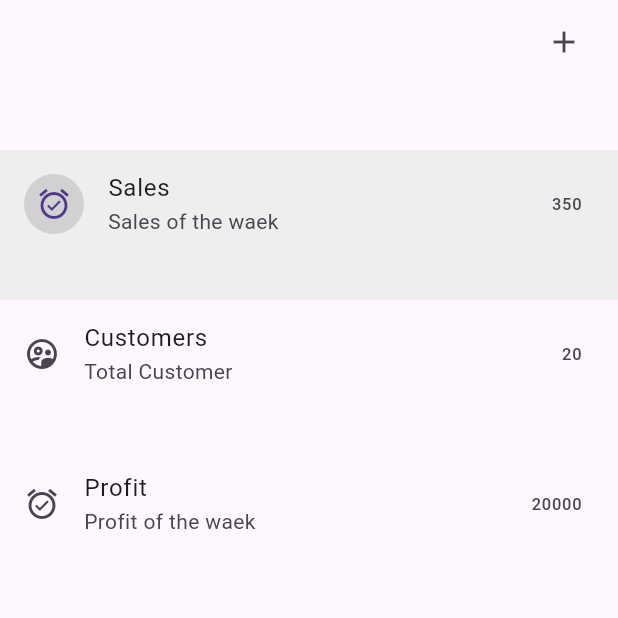
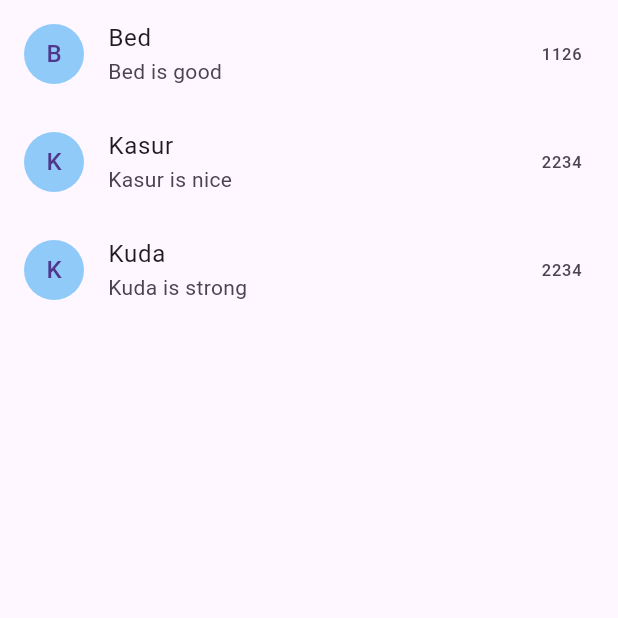
Before and after one commit to yudamuliawan07/fluter, a Flutter app: the screen it shows after launch, on a phone screen of 412 x 824 dp, the top half of it. Run offline on Flutter 3.47's test engine with Material 3 defaults, Android fonts, the phone set to English and light mode, and no system bars; our stand-ins replace font_awesome_flutter.

Commit message:
List Data with ListView.builder

```diff
--- a/firstproject/lib/main.dart
+++ b/firstproject/lib/main.dart
@@ -1,25 +1,20 @@
 import 'screens/home.dart';
-
-import 'screens/Dashboard.dart';
 import 'package:flutter/material.dart';
 
 void main() {
-  runApp(
-    const Myapp()
-  );
+  runApp(MyApp());
 }
 
-class Myapp extends StatelessWidget {
-  const Myapp({super.key});
+class MyApp extends StatelessWidget {
+  const MyApp({Key? key}) : super(key: key);
 
   @override
   Widget build(BuildContext context) {
-    return const MaterialApp(
-
+    return MaterialApp(
       title: "My Flutter App",
       themeMode: ThemeMode.system,
       debugShowCheckedModeBanner: false,
-      home: Home()
+      home: Home(),
     );
   }
 }
--- a/firstproject/lib/screens/home.dart
+++ b/firstproject/lib/screens/home.dart
@@ -1,45 +1,29 @@
 import 'package:flutter/material.dart';
 
 class Home extends StatelessWidget {
-  const Home({super.key});
+  Home({Key? key}) : super(key: key);
+
+  List<String> product = ["Bed", "Kasur", "Kuda"];
+  List<String> productDetails = ["Bed is good", "Kasur is nice", "Kuda is strong"];
+  List<int> price = [1126, 2234, 2234];
 
   @override
   Widget build(BuildContext context) {
     return Scaffold(
       body: Container(
-        child: ListView(
-          itemExtent: 100.0,
-          reverse: false,
-          scrollDirection: Axis.vertical,
-          shrinkWrap: true,
-          children: [
-            ListTile(
-              trailing: Icon(Icons.add),
-            ),
-            ListTile(
-              leading: CircleAvatar(child: Icon(Icons.alarm_on_sharp),backgroundColor: Colors.black12,),
-              title: Text("Sales"),
-              subtitle: Text("Sales of the waek"),
-              trailing: Text("350"),
-              onTap: (){},
-              tileColor: Colors.grey.shade200,
-            ),
-            ListTile(
-                leading: Icon(Icons.supervised_user_circle_outlined),
-              title: Text("Customers"),
-              subtitle: Text("Total Customer"),
-              trailing: Text("20"),
-            ),
-            ListTile(
-              leading: Icon(Icons.alarm_on_sharp),
-              title: Text("Profit"),
-              subtitle: Text("Profit of the waek"),
-              trailing: Text("20000"),
-            ),
-          ],
+        child: ListView.builder(
+          itemCount: product.length,
+          itemBuilder: (context, index) {
+            return ListTile(
+
+              leading: CircleAvatar(child: Text(product[index][0]), backgroundColor: Colors.blue.shade200,),
+              title: Text(product[index]),
+              subtitle: Text(productDetails[index]),
+              trailing: Text(price[index].toString()),
+            );
+          },
         ),
       ),
-
     );
   }
 }
```
